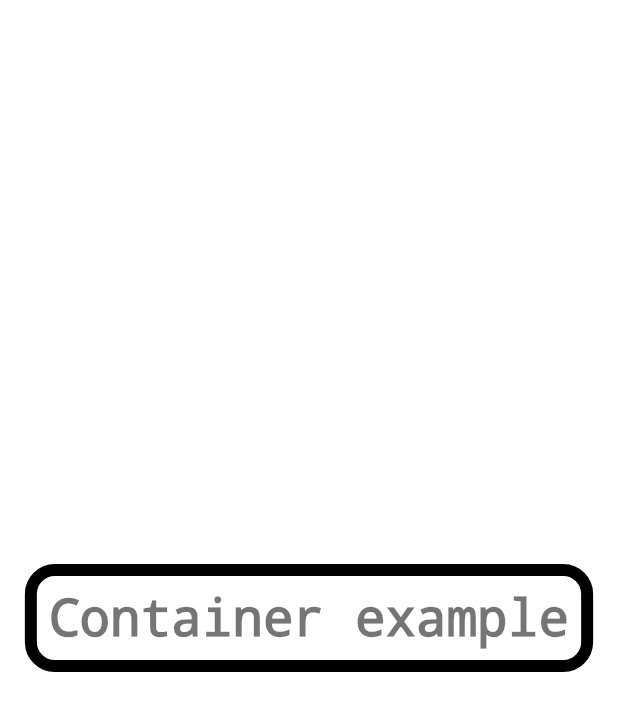
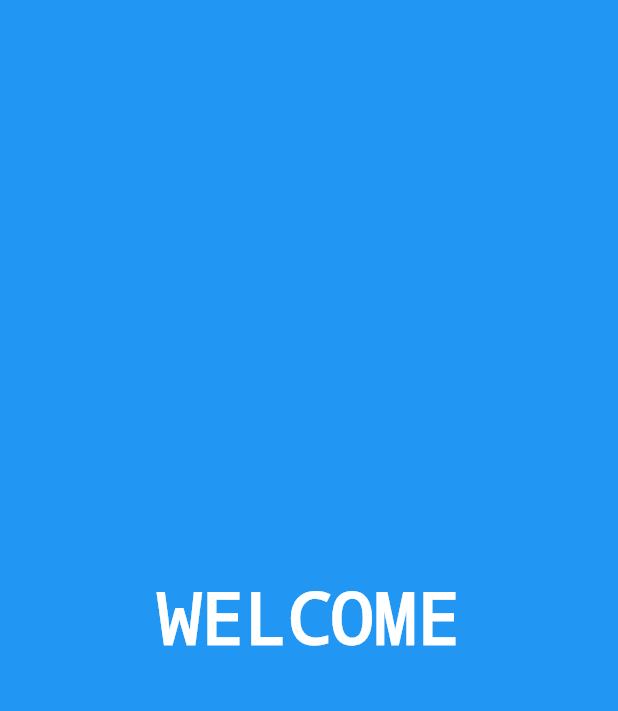
Before and after one commit to ONYIBEFAITHEKUMA/Flutter_Project, a Flutter app: the screen it shows after launch, on a phone screen of 412 x 824 dp. Shown: the top 711 px of the screen. Run offline on Flutter 3.47's test engine with Material 3 defaults, Android fonts, the phone set to English and light mode, and no system bars.

Commit message:
i created a file called full_screen_container, i styled the text inside and gave it a white coler, and i also centered the text, gave the container a background color blue.

```diff
--- /dev/null
+++ b/lib/full_screen_container.dart
@@ -0,0 +1,30 @@
+import 'package:flutter/material.dart';
+
+class FullScreenContainer extends StatelessWidget {
+  const FullScreenContainer({super.key});
+
+  @override
+  Widget build(BuildContext context) {
+    return Container(
+
+
+
+      // padding: null,
+      color: Colors.blue,
+
+       child: Center(
+         child: Text('WELCOME',
+
+          style: TextStyle(
+            decoration: TextDecoration.none,
+
+            color: Colors.white,
+
+          ),
+               ),
+       ),
+
+    );
+
+  }
+}
--- a/lib/main.dart
+++ b/lib/main.dart
@@ -3,13 +3,15 @@ import 'main_page.dart';
 import 'try.dart';
 import 'practice.dart';
 import 'container.dart';
+import 'full_screen_container.dart';
 // import 'main_page.dart';
 
 void main() {
   runApp(MaterialApp(
     debugShowCheckedModeBanner: false,
     // home: BottomNavBar(),
-    home: ContainerWidget(),
+    // home: ContainerWidget(),
+    home: FullScreenContainer(),
   ));
 }
 
```
